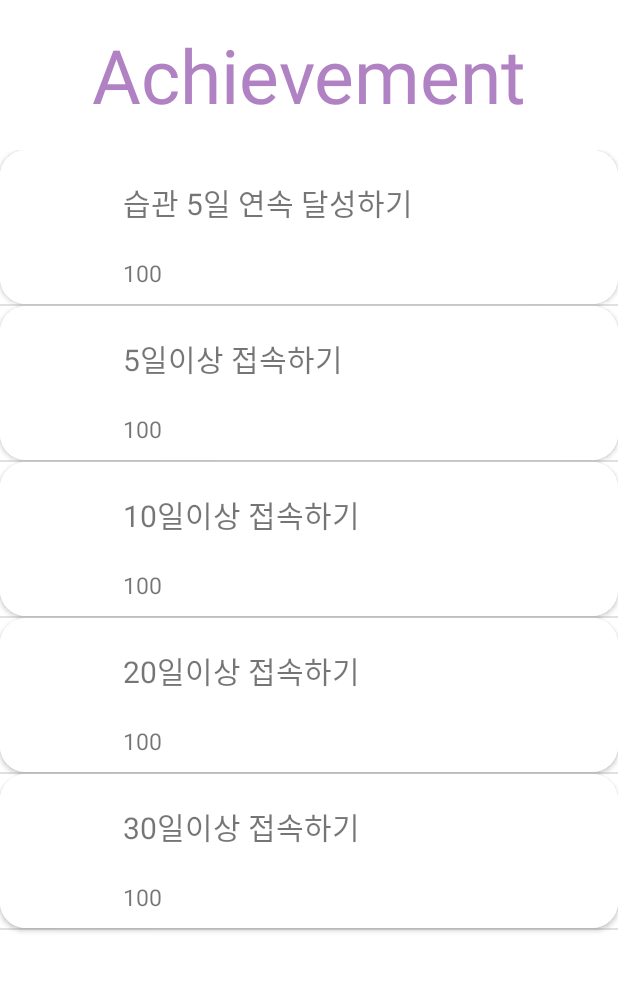
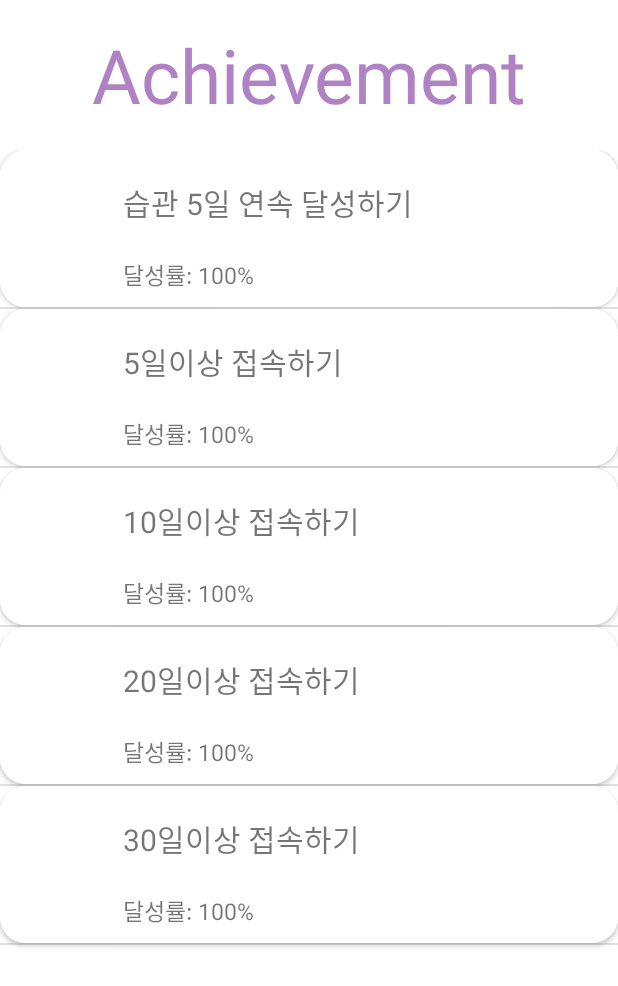
Before and after one commit to Insiro/life_pet_client, an Android app: the MoreAchievement screen opened directly, with no data from a screen before it, on a phone screen of 412 x 824 dp. Shown: the top 986 px of the screen. Run offline under Robolectric (Android 15) with nearby library versions, the phone set to English and light mode, and no system bars; network calls fail.

Commit message:
Added unachieved achievement rate

```diff
--- a/app/src/main/java/com/insiro/lifepet/achievement/ListAdapter.kt
+++ b/app/src/main/java/com/insiro/lifepet/achievement/ListAdapter.kt
@@ -17,9 +17,10 @@ class ListAdapter(val context: Context, val achieveList: ArrayList<Achievement>)
         val percent: TextView = view.findViewById(R.id.item_sub)
 
         val achieve = achieveList[position]
+        val text = "달성률: " + achieve.achieve_time * 100 /achieve.target + "%"
 
         name.text = achieve.id
-        percent.text = String.format("%d", achieve.achieve_time * 100 /achieve.target)
+        percent.text = text
 
         return view
     }
```
